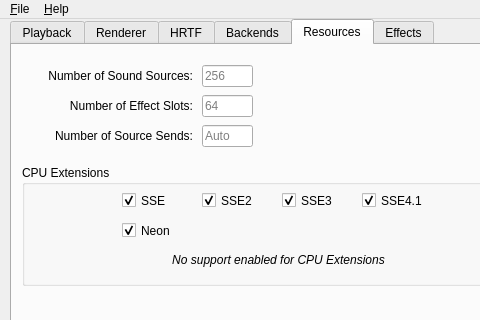
The window that utils/alsoft-config/mainwindow.ui (kcat/openal-soft) describes before a commit, drawn with Qt 5; both pictures show x 0 to 480 and y 0 to 320 of the 564 by 460 pixel window.
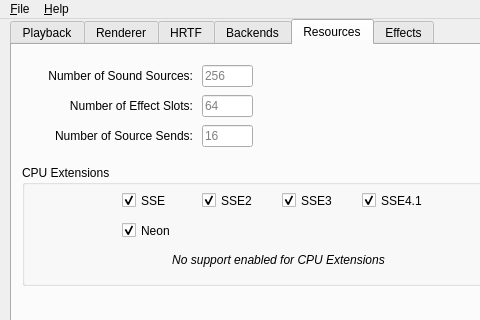
The same window after the commit. The open tabs and pages were chosen to show the change. Icons and pictures are not drawn.

Commit message:
Make the "sends" config option act as a limit
Instead of forcing the device to always use the specified send count, it simply
limits requests to it.

```diff
--- a/utils/alsoft-config/mainwindow.ui
+++ b/utils/alsoft-config/mainwindow.ui
@@ -1692,7 +1692,7 @@
        <number>1</number>
       </property>
       <property name="placeholderText">
-       <string>Auto</string>
+       <string>16</string>
       </property>
      </widget>
      <widget class="QGroupBox" name="cpuExtGroupBox">
```
Left out of the diff: 21 changed lines with no effect on the pictures. The commit also changes 2 other files.
